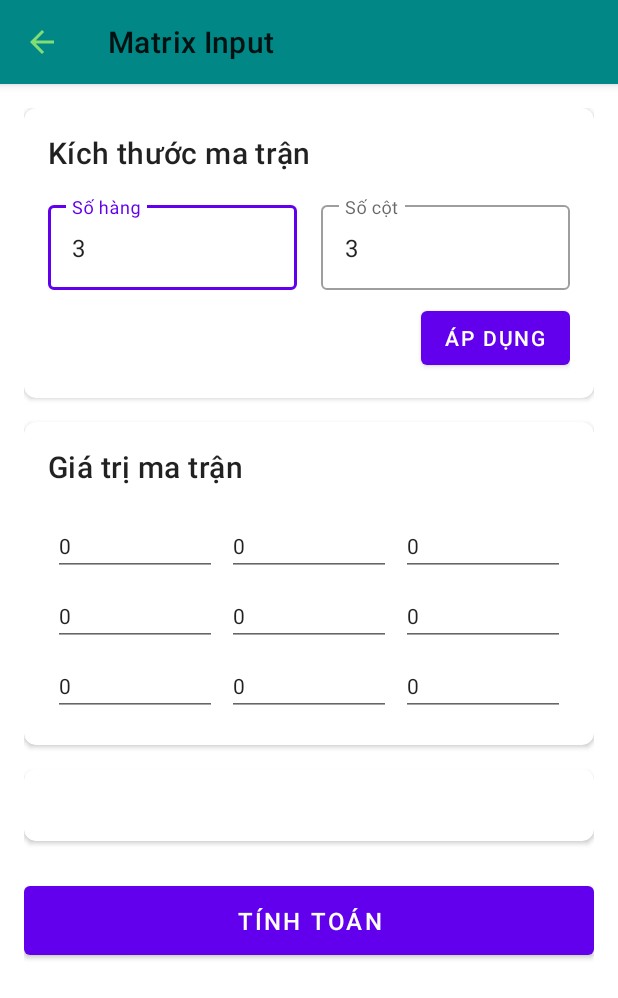
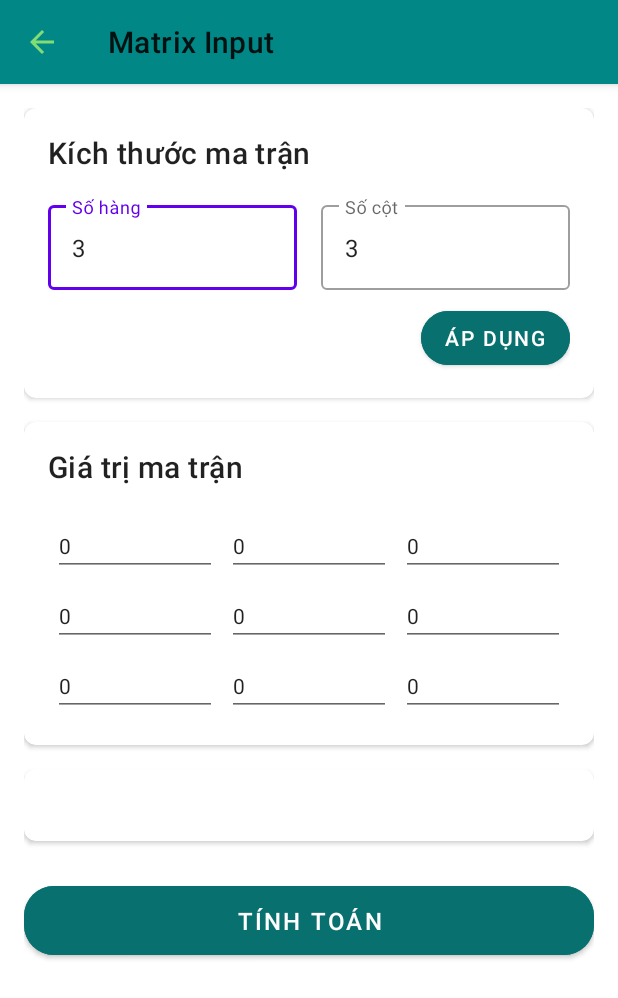
Before and after one commit to Ductuan2312/matran, an Android app: the MatrixInputActivity screen opened directly, with no data from a screen before it, on a phone screen of 412 x 824 dp. Shown: the top 998 px of the screen. Run offline under Robolectric (Android 15) with nearby library versions, the phone set to English and light mode, and no system bars.

Commit message:
Cập nhật giao diện người dùng: thay đổi màu nền và góc bo cho nút, điều chỉnh màu chữ trong tab kết quả

```diff
--- a/app/src/main/res/layout/activity_matrix_input.xml
+++ b/app/src/main/res/layout/activity_matrix_input.xml
@@ -93,7 +93,9 @@
                         android:layout_height="wrap_content"
                         android:layout_gravity="end"
                         android:layout_marginTop="8dp"
-                        android:text="@string/apply" />
+                        android:text="@string/apply"
+                        android:backgroundTint="#087170"
+                        app:cornerRadius="20dp" />
 
                 </LinearLayout>
             </com.google.android.material.card.MaterialCardView>
@@ -220,6 +222,8 @@
                 android:layout_marginTop="24dp"
                 android:text="@string/calculate"
                 android:textSize="16sp"
+                app:cornerRadius="20dp"
+                android:backgroundTint="#087170"
                 android:padding="12dp" />
 
         </LinearLayout>
--- a/app/src/main/res/layout/tab_result.xml
+++ b/app/src/main/res/layout/tab_result.xml
@@ -89,7 +89,7 @@
             android:layout_width="match_parent"
             android:layout_height="wrap_content"
             android:textAppearance="?attr/textAppearanceHeadline5"
-            android:textColor="?attr/colorPrimary"
+            android:textColor="@color/black"
             android:gravity="center"
             android:layout_marginTop="16dp"
             android:visibility="gone"
```
